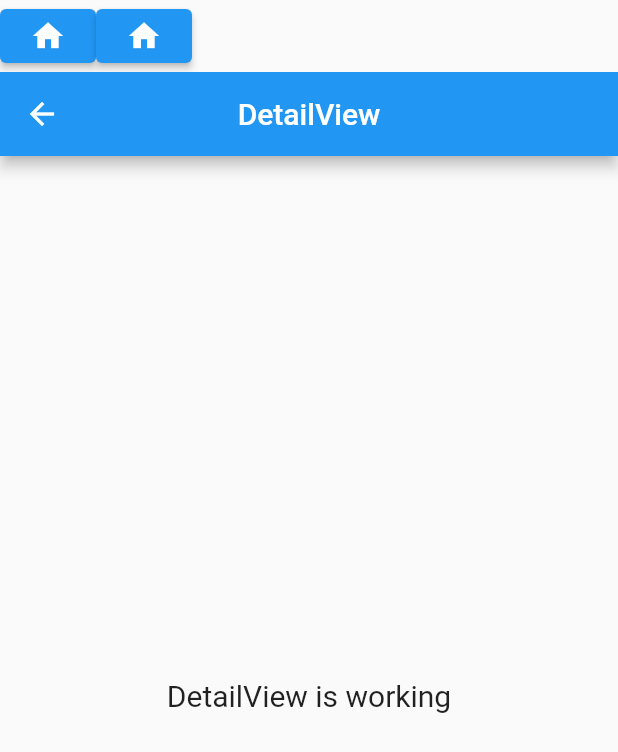
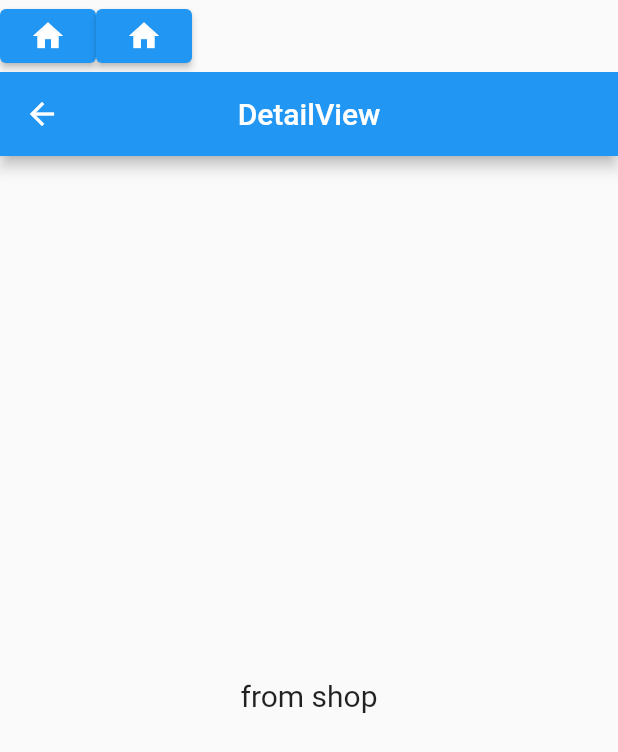
Before and after one commit to goodbaes/nested, a Flutter app: the screen it shows after launch, after a tap on "to RemindersView", on a phone screen of 412 x 824 dp. Shown: the top 752 px of the screen. Run offline on Flutter 3.47's test engine with Material 2 defaults, Android fonts, the light colour scheme and no system bars; our stand-ins replace get.

Commit message:
added argument

```diff
--- a/lib/app/modules/detail/views/detail_view.dart
+++ b/lib/app/modules/detail/views/detail_view.dart
@@ -2,6 +2,7 @@ import 'package:flutter/material.dart';
 
 import 'package:get/get.dart';
 
+import '../../../routes/base_route.dart';
 import '../controllers/detail_controller.dart';
 
 class DetailView extends GetView<DetailController> {
@@ -13,10 +14,10 @@ class DetailView extends GetView<DetailController> {
         title: const Text('DetailView'),
         centerTitle: true,
       ),
-      body: const Center(
+      body: Center(
         child: Text(
-          'DetailView is working',
-          style: TextStyle(fontSize: 20),
+          BaseRoute.to.arguments,
+          style: const TextStyle(fontSize: 20),
         ),
       ),
     );
--- a/lib/app/modules/settings/views/settings_view.dart
+++ b/lib/app/modules/settings/views/settings_view.dart
@@ -19,8 +19,7 @@ class SettingsView extends GetView<SettingsController> {
       body: Center(
         child: ElevatedButton(
           child: const Text('to RemindersView'),
-          onPressed: () =>
-              BaseRoute.toNamed(DestinationSettings.reminders.route),
+          onPressed: () => BaseRoute.to.toNamed(DestinationSettings.reminders.route, arguments: 'from sett'),
         ),
       ),
     );
--- a/lib/app/modules/shop/views/shop_view.dart
+++ b/lib/app/modules/shop/views/shop_view.dart
@@ -19,7 +19,7 @@ class ShopView extends GetView<ShopController> {
       body: Center(
         child: ElevatedButton(
           child: const Text('to RemindersView'),
-          onPressed: () => BaseRoute.toNamed(Destination.detail.route),
+          onPressed: () => BaseRoute.to.toNamed(Destination.detail.route, arguments: 'from shop'),
         ),
       ),
     );
--- a/lib/app/routes/base_route.dart
+++ b/lib/app/routes/base_route.dart
@@ -1,7 +1,19 @@
 import 'package:get/get.dart';
 import 'package:nested/app/modules/home/controllers/home_controller.dart';
 
-class BaseRoute {
-  static toNamed(String route, {arguments}) => Get.toNamed(route,
-      arguments: arguments, id: HomeController.to.tabIndex.value + 1);
+class BaseRoute extends GetxController {
+  static BaseRoute get to => Get.find();
+
+  static BaseRoute init() => Get.put(BaseRoute());
+
+  int get _currentRoute => HomeController.to.tabIndex.value + 1;
+
+  toNamed(String route, {arguments}) {
+    _arguments[_currentRoute] = arguments;
+    Get.toNamed(route, id: _currentRoute);
+  }
+
+  dynamic get arguments => _arguments[_currentRoute];
+
+  final Map<int, dynamic> _arguments = {};
 }
--- a/lib/app/routes/destination_settings.dart
+++ b/lib/app/routes/destination_settings.dart
@@ -30,8 +30,8 @@ enum DestinationSettings {
   }
 
   static GetPageRoute getPage(RouteSettings settings) {
-    var destination = DestinationSettings.values
-        .firstWhereOrNull((e) => e.route == settings.name);
+    var destination = DestinationSettings.values.firstWhereOrNull((e) => e.route == settings.name);
+
     return GetPageRoute(page: () => destination?.widget ?? Container());
   }
 }
--- a/lib/main.dart
+++ b/lib/main.dart
@@ -1,10 +1,12 @@
 import 'package:flutter/material.dart';
 
 import 'package:get/get.dart';
+import 'package:nested/app/routes/base_route.dart';
 
 import 'app/routes/app_pages.dart';
 
 void main() {
+  BaseRoute.init();
   runApp(
     GetMaterialApp(
       title: "Application",
--- a/pubspec.yaml
+++ b/pubspec.yaml
@@ -3,7 +3,7 @@ version: 1.0.0+1
 publish_to: none
 description: A new Flutter project.
 environment:
-  sdk: '>=2.19.6 <3.0.0'
+  sdk: '>=2.19.1 <4.0.0'
 
 dependencies:
   cupertino_icons: ^1.0.2
```
Also changed, not shown: lib/app/modules/reminders/controllers/reminders_controller.dart (+0 -15 lines), lib/app/modules/reminders/views/reminders_view.dart (+4 -3 lines), pubspec.lock.
